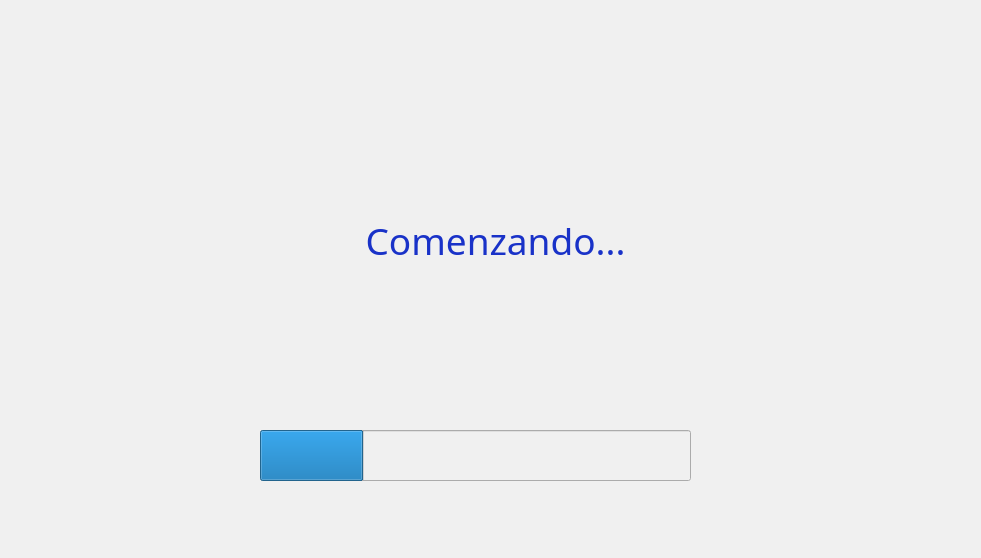
Before: the Qt Designer form Desarrollo/PythonScripts/scripts/GUIModule/registro.ui in lucasbaldezzari/bcihack2, drawn with Qt 5.
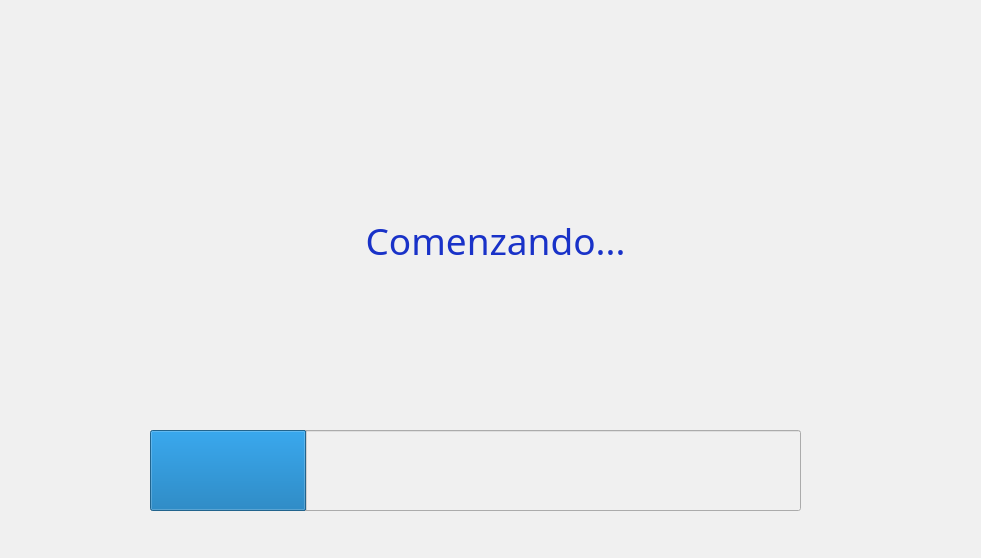
After: the same form once the commit is applied. Icons and pictures are not drawn.

Commit message: Se agranda barra de clasificación de IndicatorAPP

```diff
--- a/Desarrollo/PythonScripts/scripts/GUIModule/registro.ui
+++ b/Desarrollo/PythonScripts/scripts/GUIModule/registro.ui
@@ -98,10 +98,10 @@
   <widget class="QProgressBar" name="progressBar">
    <property name="geometry">
     <rect>
-     <x>260</x>
+     <x>150</x>
      <y>430</y>
-     <width>431</width>
-     <height>51</height>
+     <width>651</width>
+     <height>81</height>
     </rect>
    </property>
    <property name="styleSheet">
```
